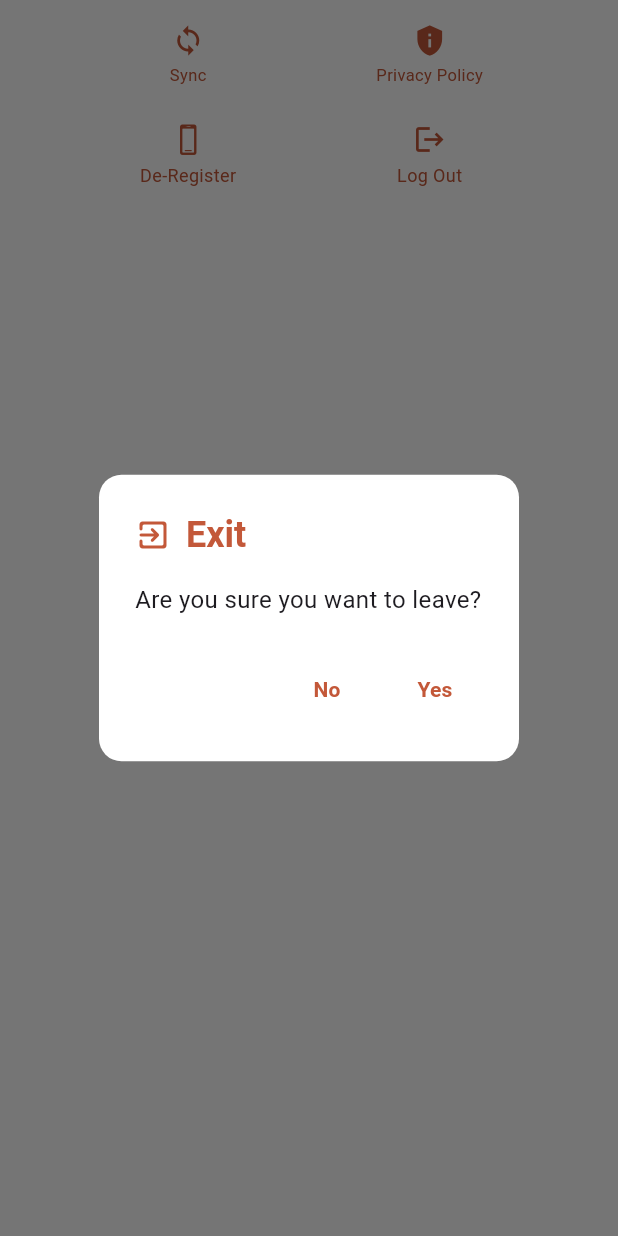
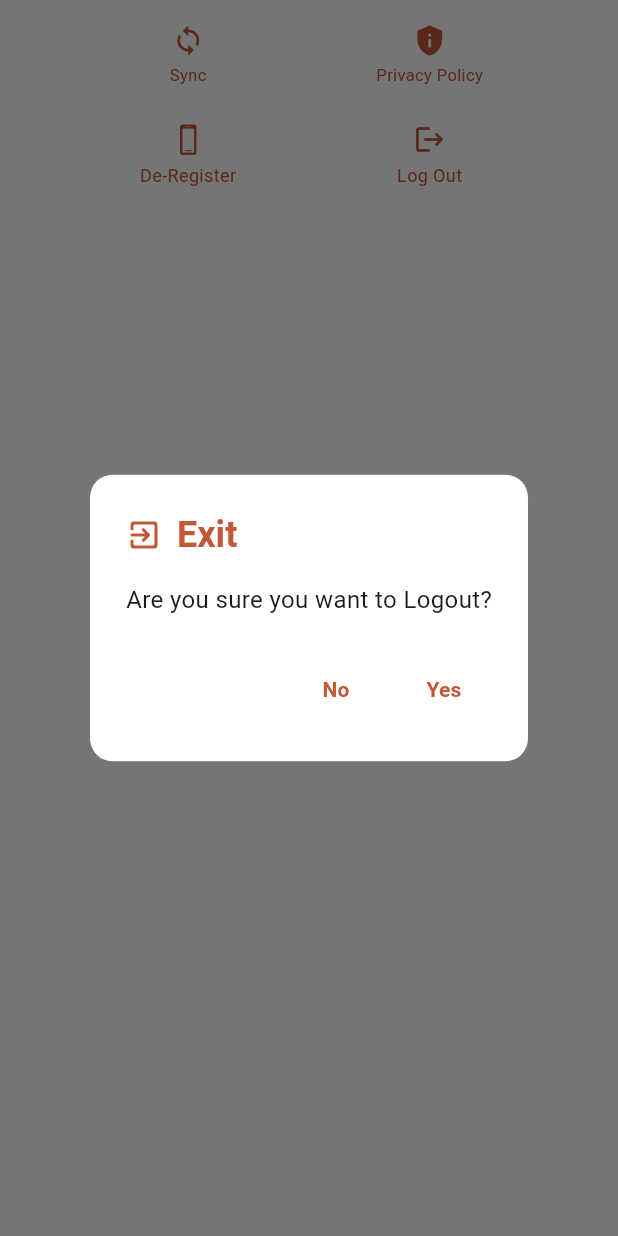
Before and after one commit to UtkarshChakrwarti/Hello-NITR-app, a Flutter app: the UtilityButtons widget shown alone on an empty page, opened directly, after a tap on "Log Out", on a phone screen of 412 x 824 dp. Run offline on Flutter 3.47's test engine with Material 3 defaults, Android fonts, the phone set to English and light mode, and no system bars; our stand-ins replace cached_network_image, dropdown_search, flutter_local_notifications, flutter_secure_storage, font_awesome_flutter, infinite_scroll_pagination and 7 more; missing offline and left inert: flutter_udid, simnumber; accounts and stored records are empty; network calls fail.

Commit message:
fixing bugs
notification icon update,
exit separate dialog
and fix for list and contact profile different icons

```diff
--- a/lib/core/services/notifications/notifications_service.dart
+++ b/lib/core/services/notifications/notifications_service.dart
@@ -70,7 +70,7 @@ class NotificationService {
       importance: Importance.max,
       priority: Priority.high,
       ticker: 'ticker',
-      icon: '@mipmap/ic_launcher_monochrome', // Custom icon
+      icon: '@mipmap/ic_launcher', // Custom icon
       largeIcon: const DrawableResourceAndroidBitmap(
           '@drawable/ic_update'), // Large icon
       color: AppColors.primaryColor, // Notification color
--- a/lib/core/utils/dialogs_and_prompts.dart
+++ b/lib/core/utils/dialogs_and_prompts.dart
@@ -82,6 +82,53 @@ class DialogsAndPrompts {
     );
   }
 
+
+  static Future<bool?> showLogoutConfirmationDialog(BuildContext context) {
+    return showDialog<bool>(
+      context: context,
+      builder: (BuildContext context) {
+        return AlertDialog(
+          backgroundColor: Colors.white,
+          shape:
+              RoundedRectangleBorder(borderRadius: BorderRadius.circular(15.0)),
+          title: const Row(
+            children: [
+              Icon(Icons.exit_to_app_rounded, color: AppColors.primaryColor),
+              SizedBox(width: 10),
+              Text('Exit',
+                  style: TextStyle(
+                      color: AppColors.primaryColor,
+                      fontWeight: FontWeight.bold)),
+            ],
+          ),
+          content: const Text('Are you sure you want to Logout?',
+              style: TextStyle(fontSize: 16)),
+          actions: [
+            TextButton(
+              child: const Text('No',
+                  style: TextStyle(
+                      color: AppColors.primaryColor,
+                      fontWeight: FontWeight.bold)),
+              onPressed: () {
+                Navigator.of(context).pop(false);
+              },
+            ),
+            TextButton(
+              child: const Text('Yes',
+                  style: TextStyle(
+                      color: AppColors.primaryColor,
+                      fontWeight: FontWeight.bold)),
+              onPressed: () {
+                Navigator.of(context).pop(true);
+              },
+            ),
+          ],
+        );
+      },
+    );
+  }
+
+
   static void showLoginFromDifferentDeviceDialog(BuildContext context) {
     showDialog(
       context: context,
--- a/lib/screens/home/department_search_screen.dart
+++ b/lib/screens/home/department_search_screen.dart
@@ -142,7 +142,7 @@ class _DepartmentSearchScreenState extends State<DepartmentSearchScreen>
           decoration: InputDecoration(
             enabledBorder: InputBorder.none,
             focusedBorder: InputBorder.none,
-            hintText: 'Search Contacts by Department',
+            hintText: 'Search users by department',
             hintStyle: TextStyle(
                 fontSize: 18,
                 color: Colors.grey[500],
--- a/lib/screens/home/widgets/expanded.dart
+++ b/lib/screens/home/widgets/expanded.dart
@@ -31,10 +31,10 @@ class ExpandedMenu extends StatelessWidget {
               _buildIconButton(FontAwesomeIcons.whatsapp, () {
                 LinkLauncher.sendWpMsg(contact.mobile ?? '');
               }),
-              _buildIconButton(Icons.chat, () {
+              _buildIconButton(CupertinoIcons.chat_bubble_text_fill , () {
                 LinkLauncher.sendMsg(contact.mobile ?? '');
               }),
-              _buildIconButton(Icons.mail, () {
+              _buildIconButton(CupertinoIcons.mail_solid, () {
                 LinkLauncher.sendEmail(contact.email ?? '');
               }),
               _buildIconButton(CupertinoIcons.person_crop_circle_fill, () {
--- a/lib/screens/user/profile/widgets/utility_buttons.dart
+++ b/lib/screens/user/profile/widgets/utility_buttons.dart
@@ -67,7 +67,7 @@ class UtilityButtons extends StatelessWidget {
                 fontSize: 12.0,
                 onTap: () async {
                   final shouldExit =
-                      await DialogsAndPrompts.showExitConfirmationDialog(
+                      await DialogsAndPrompts.showLogoutConfirmationDialog(
                           context);
                   if (shouldExit != null && shouldExit) {
                     await controller.logout(context);
```
Also changed, not shown: 1 other file.
